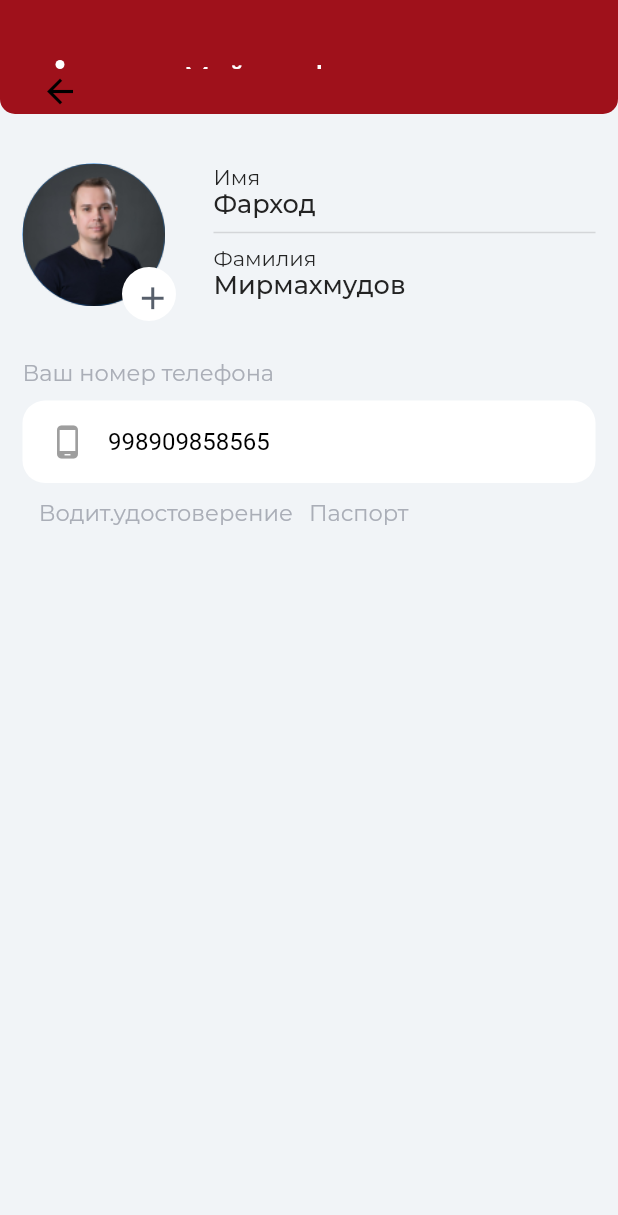
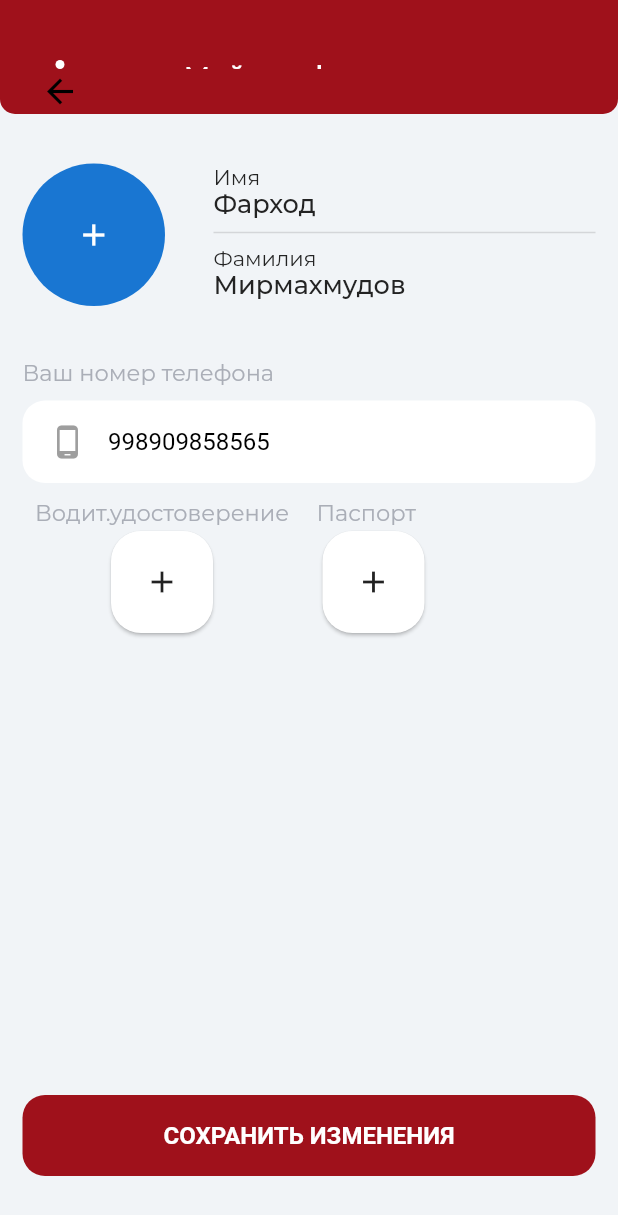
Before and after one commit to orihero/hamd_delivery, a Flutter app: the ProfileSettings screen opened directly, on a phone screen of 412 x 824 dp. Shown: the top 1215 px of the screen. Run offline on Flutter 3.47's test engine with Material 2 defaults, Android fonts, the phone set to English and light mode, and no system bars; our stand-ins replace flutter_masked_text, flutter_svg, get, google_maps_flutter, image_picker, pin_code_fields; Roboto replaces fonts that are missing (Ubuntu); project files that could hold a hidden picture were left out.

Commit message:
"card and orders"

```diff
--- a/lib/ui/my_drewer/my_drewer.dart
+++ b/lib/ui/my_drewer/my_drewer.dart
@@ -3,10 +3,13 @@ import 'package:HAMD_Delivery/constants/fonts.dart';
 import 'package:HAMD_Delivery/ui/income/income_sceen.dart';
 import 'package:HAMD_Delivery/ui/my_drewer/menu_options.dart';
 import 'package:HAMD_Delivery/ui/my_order.dart/my_order_srceen.dart';
+import 'package:HAMD_Delivery/ui/my_platic_card/my_plastic_card.dart';
 import 'package:HAMD_Delivery/ui/settings/setting_screen.dart';
 import 'package:flutter/material.dart';
 import 'package:flutter_svg/flutter_svg.dart';
 import 'package:get/get.dart';
+
+import '../settings/profile_settings/profile_settings.dart';
 
 class MyDrewer extends StatelessWidget {
   @override
@@ -147,6 +150,7 @@ class MyDrewer extends StatelessWidget {
                     ),
                     MenuOptions(
                       title: 'Мой профиль',
+                      onpress: () => Get.to(ProfileSettings()),
                     ),
                     SizedBox(height: 10),
                     Divider(
@@ -155,6 +159,7 @@ class MyDrewer extends StatelessWidget {
                     ),
                     MenuOptions(
                       title: 'Моя карта',
+                      onpress: () => Get.to(MyPlasticCard()),
                     ),
                     SizedBox(height: 10),
                     Divider(
--- a/lib/ui/settings/profile_settings/profile_settings.dart
+++ b/lib/ui/settings/profile_settings/profile_settings.dart
@@ -1,3 +1,5 @@
+import 'dart:io';
+
 import 'package:HAMD_Delivery/constants/colors.dart';
 import 'package:HAMD_Delivery/constants/fonts.dart';
 import 'package:HAMD_Delivery/ui/components/cutom_appbar.dart';
@@ -5,11 +7,63 @@ import 'package:flutter/material.dart';
 import 'package:flutter_masked_text/flutter_masked_text.dart';
 import 'package:flutter_svg/flutter_svg.dart';
 import 'package:get/get.dart';
+import 'package:image_picker/image_picker.dart';
 
-class ProfileSettings extends StatelessWidget {
+class ProfileSettings extends StatefulWidget {
+  @override
+  _ProfileSettingsState createState() => _ProfileSettingsState();
+}
+
+class _ProfileSettingsState extends State<ProfileSettings> {
   String _phoneNumber = "998905858565";
+
   var controllerNumber =
       MaskedTextController(mask: '000 (00) 000 00 00', text: '+998 ');
+
+  File _userImage;
+  File _drivingLicence;
+  File _drivingCertificate;
+
+  final userImagePicker = ImagePicker();
+  final drivingLicencePicker = ImagePicker();
+  final drivingCertificatePicker = ImagePicker();
+
+  Future getUserImage() async {
+    final pickedUserImage =
+        await userImagePicker.getImage(source: ImageSource.gallery);
+    setState(() {
+      if (pickedUserImage != null) {
+        _userImage = File(pickedUserImage.path);
+      } else {
+        print('No Image Selected');
+      }
+    });
+  }
+
+  Future getdrivingLicencee() async {
+    final pickedDrivingLicence =
+        await drivingLicencePicker.getImage(source: ImageSource.gallery);
+    setState(() {
+      if (pickedDrivingLicence != null) {
+        _drivingLicence = File(pickedDrivingLicence.path);
+      } else {
+        print('No Image Selected');
+      }
+    });
+  }
+
+  Future getdrivingCertificate() async {
+    final pickedDrivingCertificate =
+        await drivingCertificatePicker.getImage(source: ImageSource.gallery);
+    setState(() {
+      if (pickedDrivingCertificate != null) {
+        _drivingCertificate = File(pickedDrivingCertificate.path);
+      } else {
+        print('No Image Selected');
+      }
+    });
+  }
+
   @override
   Widget build(BuildContext context) {
     return Scaffold(
@@ -52,11 +106,20 @@ class ProfileSettings extends StatelessWidget {
                             Container(
                               height: 95,
                               width: 95,
-                              child: CircleAvatar(
-                                child: Image.asset('assets/images/user.png'),
+                              child: _userImage == null
+                                  ? CircleAvatar(
+                                      child: IconButton(
+                                        icon: Icon(Icons.add),
+                                        onPressed: getUserImage,
+                                      ),
+                                    )
+                                  : CircleAvatar(
+                                      child: Image.file(_userImage),
                                     ),
                             ),
-                            Positioned(
+                            _userImage == null
+                                ? Container()
+                                : Positioned(
                                     right: 25,
                                     bottom: -10,
                                     child: Container(
@@ -188,12 +251,33 @@ class ProfileSettings extends StatelessWidget {
                               color: Color(0xffAAAEB7),
                             ),
                           ),
-                          Card(),
+                          Card(
+                            shape: RoundedRectangleBorder(
+                              borderRadius: BorderRadius.circular(20),
+                            ),
+                            child: Padding(
+                              padding: const EdgeInsets.all(10),
+                              child: Container(
+                                child: _drivingCertificate == null
+                                    ? IconButton(
+                                        icon: Icon(Icons.add),
+                                        onPressed: getdrivingCertificate,
+                                      )
+                                    : Image.file(_userImage),
+                              ),
+                            ),
+                          ),
                         ],
                       ),
                     ),
+                    SizedBox(
+                      width: 10,
+                    ),
                     Expanded(
-                      child: Text(
+                      child: Column(
+                        crossAxisAlignment: CrossAxisAlignment.start,
+                        children: [
+                          Text(
                             'Паспорт',
                             style: FontStyles.regularStyle(
                               fontSize: 15,
@@ -201,10 +285,51 @@ class ProfileSettings extends StatelessWidget {
                               color: Color(0xffAAAEB7),
                             ),
                           ),
+                          Card(
+                            shape: RoundedRectangleBorder(
+                              borderRadius: BorderRadius.circular(20),
+                            ),
+                            child: Padding(
+                              padding: const EdgeInsets.all(10),
+                              child: Container(
+                                child: _drivingCertificate == null
+                                    ? Container(
+                                        child: IconButton(
+                                          icon: Icon(Icons.add),
+                                          onPressed: getdrivingLicencee,
+                                        ),
+                                      )
+                                    : Image.asset('assets/images/prava.png'),
+                              ),
+                            ),
                           ),
                         ],
                       ),
+                    ),
                   ],
+                ),
+                // Spacer(),
+              ],
+            ),
+          ),
+          Spacer(),
+          Padding(
+            padding: const EdgeInsets.only(left: 15, right: 15, bottom: 40),
+            child: Container(
+              height: 54,
+              width: double.infinity,
+              child: RaisedButton(
+                elevation: 0,
+                color: ColorPalatte.strongRedColor,
+                onPressed: () => Get.back(),
+                shape: RoundedRectangleBorder(
+                    borderRadius: BorderRadius.circular(15)),
+                child: Text(
+                  'СОХРАНИТЬ ИЗМЕНЕНИЯ',
+                  style: FontStyles.boldStyle(
+                      fontSize: 16, fontFamily: 'Ubuntu', color: Colors.white),
+                ),
+              ),
             ),
           ),
         ],
--- a/pubspec.yaml
+++ b/pubspec.yaml
@@ -34,6 +34,7 @@ dependencies:
   pin_code_fields: ^6.1.0
   google_maps_flutter: ^1.2.0
   percent_indicator: ^2.1.9+1
+  image_picker: ^0.6.7+22
 
 
 
```
Also changed, not shown: lib/ui/map/widgets/map_screen_content.dart (+5 -5 lines), lib/ui/my_order.dart/my_order_srceen.dart (+6 -30 lines), lib/ui/my_platic_card/my_plastic_card.dart (added, +354 -0 lines), lib/ui/my_platic_card/widgets/custom_textFromField.dart (added, +42 -0 lines), assets/images/cards.png (added), pubspec.lock, 1 other file. Lines whose indentation alone changed are shown as unchanged.
